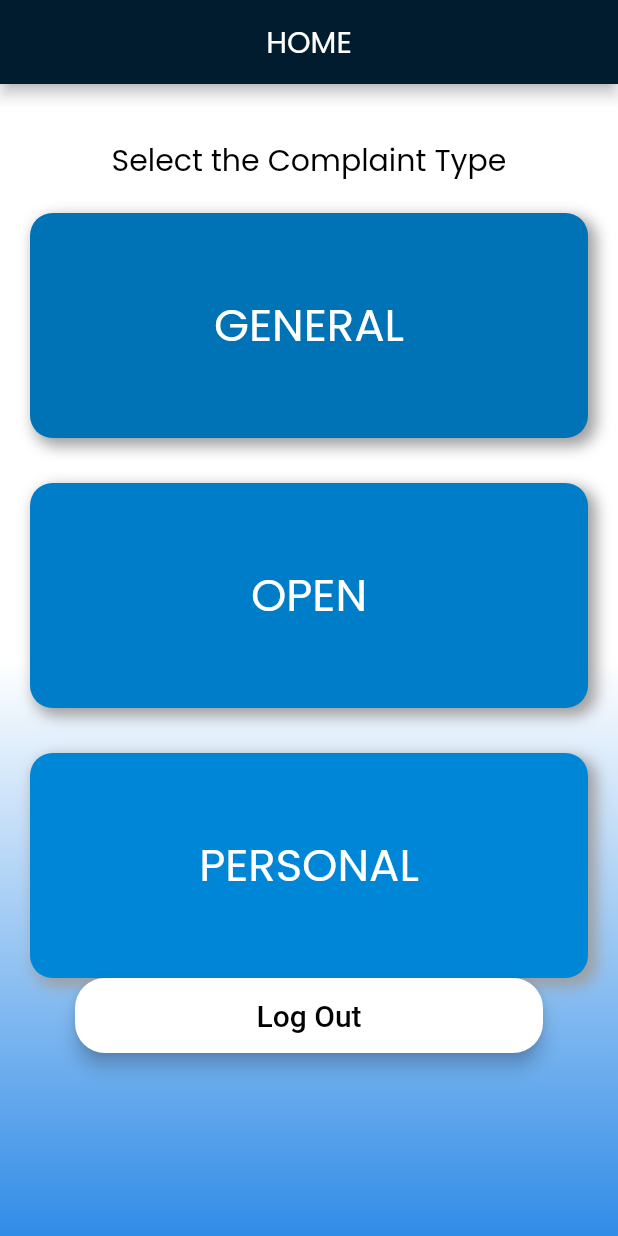
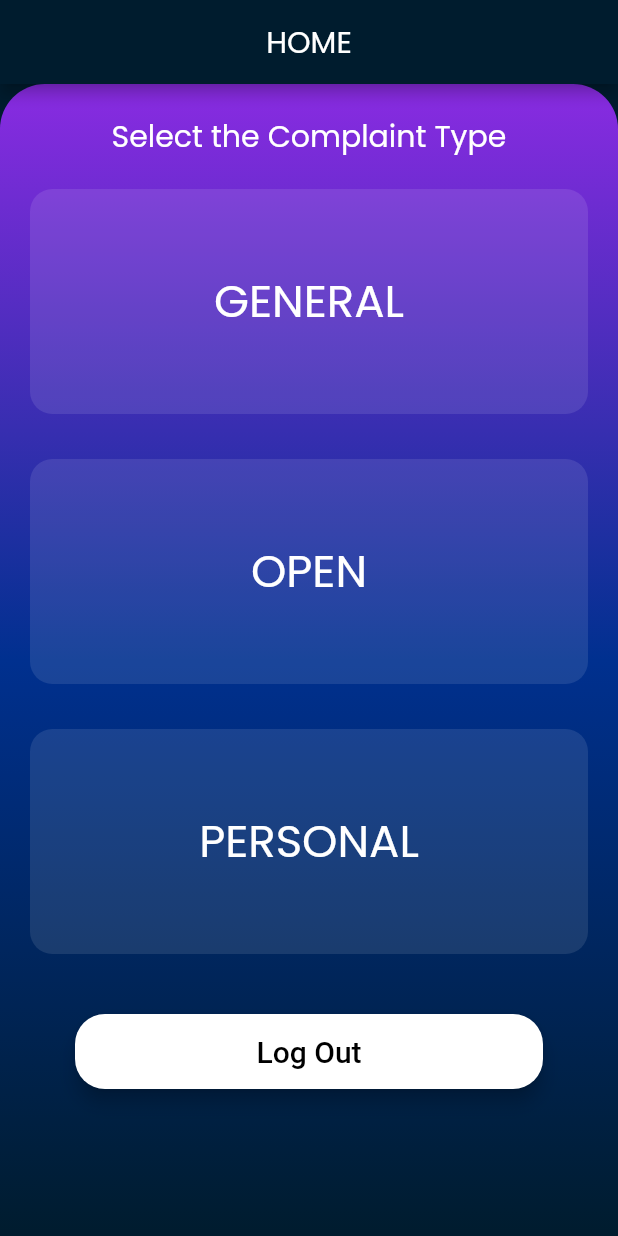
Before and after one commit to Madhav-S-S/voice_app, a Flutter app: the facultyHomeScreen screen opened directly, on a phone screen of 412 x 824 dp. Run offline on Flutter 3.47's test engine with Material 2 defaults, Android fonts, the phone set to English and light mode, and no system bars; our stand-ins replace animated_splash_screen, cached_network_image, cloud_firestore, connectivity_plus, firebase_auth, firebase_core and 5 more; missing offline and left inert: dart:ffi; accounts and stored records are empty.

Commit message:
faculty_home.dart created

```diff
--- a/lib/faculty/faculty_home.dart
+++ b/lib/faculty/faculty_home.dart
@@ -1,3 +1,6 @@
+import 'package:voice/student/general_complaints.dart';
+import 'package:voice/student/open_complaints.dart';
+import 'package:voice/student/personal_complaints.dart';
 import 'package:voice/student/student_login_screen.dart';
 import 'package:flutter/material.dart';
 import 'package:firebase_auth/firebase_auth.dart';
@@ -9,17 +12,17 @@ class facultyHomeScreen extends StatefulWidget {
   const facultyHomeScreen({Key? key}) : super(key: key);
 
   @override
-  _FacultyHomeScreenState createState() => _FacultyHomeScreenState();
+  _facultyHomeScreenState createState() => _facultyHomeScreenState();
 }
 
-class _FacultyHomeScreenState extends State<facultyHomeScreen> {
+class _facultyHomeScreenState extends State<facultyHomeScreen> {
   @override
   Widget build(BuildContext context) {
     return Scaffold(
       appBar: AppBar(
       backgroundColor: Color.fromRGBO(0, 28, 46, 1),
-
-
+      leading : null,
+        automaticallyImplyLeading: false,
         centerTitle: true,
         title: const Text(
           "HOME",
@@ -27,13 +30,18 @@ class _FacultyHomeScreenState extends State<facultyHomeScreen> {
         ),
       ),
       body:Container(
+        color:voiceBlue,
+        child: Container(
             width: MediaQuery.of(context).size.width,
             height: MediaQuery.of(context).size.height,
             decoration: BoxDecoration(
+              //make border radius circular only at the top
+              borderRadius: BorderRadius.only(
+                  topLeft: Radius.circular(30), topRight: Radius.circular(30)),
               gradient: LinearGradient(colors: [
-            hexStringToColor("ffffff"),
-            hexStringToColor("ffffff"),
-            hexStringToColor("318CE7")
+            hexStringToColor("8a2be2"),
+            hexStringToColor("00308F"),
+            hexStringToColor("001C2E")
           ], begin: Alignment.topCenter, end: Alignment.bottomCenter)),
             child: SingleChildScrollView(
                 child: Padding(
@@ -41,16 +49,17 @@ class _FacultyHomeScreenState extends State<facultyHomeScreen> {
               child: Column(
                 children: <Widget>[
                   SizedBox(height :10),
-                Text("This is faculty home screen"),
                   Text("Select the Complaint Type",
-                  style: TextStyle(color: Colors.black,fontSize: 20,fontWeight: FontWeight.w400,fontFamily: "Poppins")
+                    style: TextStyle(color: Colors.white,fontSize: 20,fontWeight: FontWeight.w400,fontFamily: "Poppins")
                   ),
                   SizedBox(height:20),
                   GestureDetector(
                     onTap: (){
-                    print("clicked");
+
+                      Navigator.push(context, MaterialPageRoute(builder: (context)=>generalComplaints()));
                     },
                     child: Container(height:150,width:1000,
+                        //make the container half transparent
                         child: Center(
                           child: Text("GENERAL",
                             textAlign: TextAlign.center,
@@ -58,21 +67,18 @@ class _FacultyHomeScreenState extends State<facultyHomeScreen> {
                           ),
                         ),
                      decoration: BoxDecoration(
-                              color: Color.fromRGBO(0, 114, 182,1),
+                                //make the color of the container transparent
+                                color: Colors.white.withOpacity(0.1),
                                 borderRadius: BorderRadius.circular(15),
-                              boxShadow: [
-                  BoxShadow(
-                    color: Colors.grey,
-                    spreadRadius: 1,
-                    blurRadius: 8,
-                    offset: Offset(4, 4),
-                      )
-                    ]
                     )
                     ),
                   ),
                   SizedBox(height: 30,),
-                Container(height:150,width:1000,
+                  GestureDetector(
+                    onTap: (){
+                      Navigator.push(context, MaterialPageRoute(builder: (context)=>openComplaints()));
+                    },
+                    child: Container(height:150,width:1000,
                         child: Center(
                           child: Text("OPEN",
                             textAlign: TextAlign.center,
@@ -80,20 +86,17 @@ class _FacultyHomeScreenState extends State<facultyHomeScreen> {
                           ),
                         ),
                      decoration: BoxDecoration(
-              color: Color.fromRGBO(0, 125, 200,1),
+                                color: Colors.white.withOpacity(0.1),
                                 borderRadius: BorderRadius.circular(15),
-              boxShadow: [
-                BoxShadow(
-                  color: Colors.grey,
-                  spreadRadius: 1,
-                  blurRadius: 8,
-                  offset: Offset(4, 4),
-                    )
-                  ]
                     )
                     ),
+                  ),
                   SizedBox(height: 30),
-                Container(height:150,width:1000,
+                  GestureDetector(
+                    onTap: (){
+                      Navigator.push(context, MaterialPageRoute(builder: (context)=>personalComplaints()));
+                    },
+                    child: Container(height:150,width:1000,
                         child: Center(
                           child: Text("PERSONAL",
                             textAlign: TextAlign.center,
@@ -101,18 +104,15 @@ class _FacultyHomeScreenState extends State<facultyHomeScreen> {
                           ),
                         ),
                      decoration: BoxDecoration(
-              color: Color.fromRGBO(0, 134, 215,1),
+                                color: Colors.white.withOpacity(0.1),
                                 borderRadius: BorderRadius.circular(15),
-              boxShadow: [
-                BoxShadow(
-                  color: Colors.grey,
-                  spreadRadius: 1,
-                  blurRadius: 8,
-                  offset: Offset(4, 4),
-                    )
-                  ]
                     )
                     ),
+                  ),
+                  SizedBox(
+                        height: 40,
+                      ),
+                      //increase the width of the MaterialButton below
                       MaterialButton(
                         minWidth: MediaQuery.of(context).size.width-100,
                         shape: RoundedRectangleBorder(
@@ -139,6 +139,7 @@ class _FacultyHomeScreenState extends State<facultyHomeScreen> {
                 ],
               ),
             ))),
+      ),
     );
   }
 }
```
Lines whose indentation alone changed are shown as unchanged.
